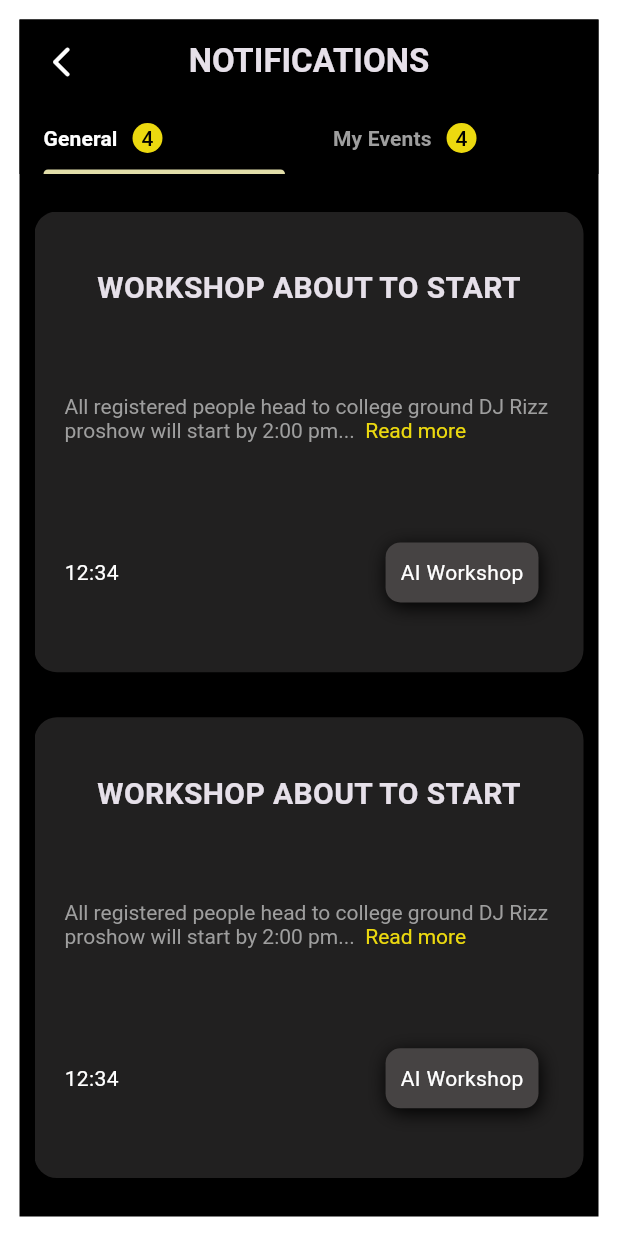
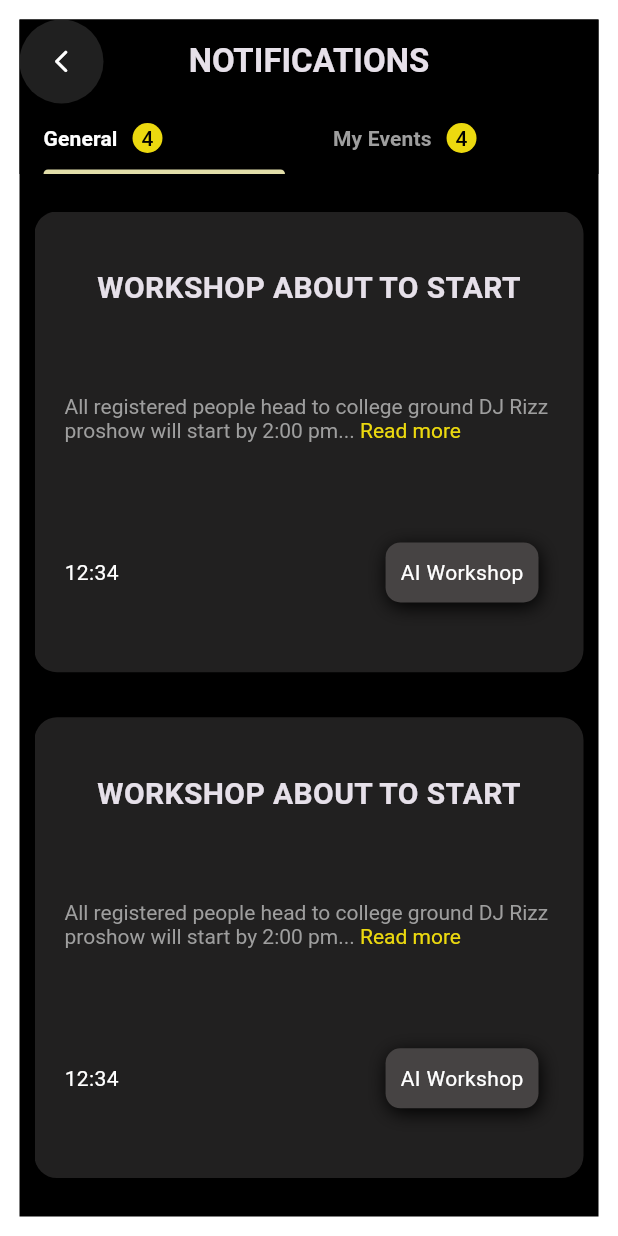
Before and after one commit to angathjr/Hestia-23, a Flutter app: the NotificationScreen screen opened directly, on a phone screen of 412 x 824 dp. Run offline on Flutter 3.47's test engine with Material 2 defaults, Android fonts, the phone set to English and light mode, and no system bars; our stand-ins replace carousel_slider, firebase_core, firebase_messaging, get, get_storage, google_fonts and 1 more; accounts and stored records are empty; network calls fail; Roboto replaces fonts that are missing (Questrial).

Commit message:
notification screen two completed

```diff
--- a/lib/home/views/notification_screen.dart
+++ /dev/null
@@ -1,274 +0,0 @@
-import 'package:flutter/material.dart';
-import 'package:flutter/src/widgets/framework.dart';
-import 'package:google_fonts/google_fonts.dart';
-
-class NotificationScreen extends StatelessWidget {
-  const NotificationScreen({super.key});
-
-  final style1 = const TextStyle(
-    fontWeight: FontWeight.bold,
-  );
-  final style2 = const TextStyle(
-    fontSize: 20,
-    fontWeight: FontWeight.bold,
-  );
-  @override
-  Widget build(BuildContext context) {
-    final h = MediaQuery.of(context).size.height -
-        MediaQuery.of(context).padding.top -
-        kToolbarHeight;
-    return DefaultTabController(
-      length: 2,
-      child: Padding(
-        padding: const EdgeInsets.all(13.0),
-        child: Scaffold(
-          appBar: AppBar(
-            leading: IconButton(
-              icon: const Icon(Icons.arrow_back_ios_new_rounded),
-              color: Colors.white,
-              onPressed: () {},
-            ),
-            centerTitle: true,
-            bottom: TabBar(
-              labelColor: Colors.white,
-              indicatorWeight: 1,
-              indicatorSize: TabBarIndicatorSize.label,
-              unselectedLabelColor: Colors.grey,
-              indicatorColor: const Color.fromARGB(255, 226, 222, 169),
-              dividerColor: Colors.transparent,
-              tabs: [
-                Tab(
-                  child: Row(
-                    mainAxisAlignment: MainAxisAlignment.start,
-                    children: [
-                      Text(
-                        'General',
-                        style: GoogleFonts.questrial(textStyle: style1),
-                      ),
-                      const SizedBox(
-                        width: 10,
-                      ),
-                      Container(
-                        width: 20,
-                        decoration: const BoxDecoration(
-                            shape: BoxShape.circle,
-                            color: Color.fromARGB(255, 236, 217, 15)),
-                        child: const Center(
-                            child: Text(
-                          '${4}',
-                          style: TextStyle(color: Colors.black),
-                        )),
-                      )
-                    ],
-                  ),
-                ),
-                Tab(
-                    child: Row(
-                  mainAxisAlignment: MainAxisAlignment.start,
-                  children: [
-                    Text(
-                      'My Events',
-                      style: GoogleFonts.questrial(textStyle: style1),
-                    ),
-                    const SizedBox(
-                      width: 10,
-                    ),
-                    Container(
-                      width: 20,
-                      decoration: const BoxDecoration(
-                          shape: BoxShape.circle,
-                          color: Color.fromARGB(255, 236, 217, 15)),
-                      child: const Center(
-                          child: Text(
-                        '${4}',
-                        style: TextStyle(color: Colors.black),
-                      )),
-                    )
-                  ],
-                )),
-              ],
-            ),
-            title: Text(
-              'NOTIFICATIONS',
-              style: GoogleFonts.questrial(textStyle: style1),
-            ),
-          ),
-          body: Padding(
-            padding:
-                const EdgeInsets.only(top: 25, left: 10, right: 10, bottom: 10),
-            child: TabBarView(
-              children: [
-                ListView.separated(
-                  separatorBuilder: (context, index) {
-                    return const Divider(
-                      height: 30,
-                      color: Colors.transparent,
-                    );
-                  },
-                  itemCount: 6,
-                  itemBuilder: (BuildContext context, int index) {
-                    return Container(
-                      decoration: BoxDecoration(
-                          borderRadius: BorderRadius.circular(15),
-                          color: const Color.fromARGB(255, 33, 32, 32)),
-                      height: h * 0.4,
-                      child: Column(
-                        mainAxisAlignment: MainAxisAlignment.spaceEvenly,
-                        children: [
-                          Padding(
-                            padding: const EdgeInsets.all(20),
-                            child: Text(
-                              'WORKSHOP ABOUT TO START',
-                              style: GoogleFonts.questrial(textStyle: style2),
-                            ),
-                          ),
-                          Padding(
-                            padding: const EdgeInsets.all(20),
-                            child: RichText(
-                              text: const TextSpan(
-                                text:
-                                    "All registered people head to college ground DJ Rizz proshow will start by 2:00 pm... ",
-                                style: TextStyle(
-                                  color: Colors.grey,
-                                ),
-                                children: <TextSpan>[
-                                  TextSpan(
-                                      text: ' Read more',
-                                      style: TextStyle(
-                                          color: Color.fromARGB(
-                                              255, 236, 217, 15))),
-                                ],
-                              ),
-                            ),
-                          ),
-                          Padding(
-                            padding: const EdgeInsets.all(20),
-                            child: Row(
-                              mainAxisAlignment: MainAxisAlignment.spaceBetween,
-                              children: [
-                                const Text(
-                                  '12:34',
-                                  style: TextStyle(color: Colors.white),
-                                ),
-                                Container(
-                                  margin: const EdgeInsets.all(10),
-                                  padding: const EdgeInsets.all(10),
-                                  alignment: Alignment.center,
-                                  decoration: const BoxDecoration(
-                                      color: Color.fromARGB(255, 70, 67, 67),
-                                      borderRadius: BorderRadius.all(
-                                          Radius.circular(
-                                              10.0)), // Set rounded corner radius
-                                      boxShadow: [
-                                        BoxShadow(
-                                            blurRadius: 10,
-                                            color: Colors.black,
-                                            offset: Offset(1, 3))
-                                      ] // Make rounded corner of border
-                                      ),
-                                  child: Text(
-                                    "AI Workshop",
-                                    style: GoogleFonts.questrial(
-                                        textStyle: const TextStyle(
-                                            color: Colors.white)),
-                                  ),
-                                )
-                              ],
-                            ),
-                          )
-                        ],
-                      ),
-                    );
-                  },
-                ),
-                ListView.separated(
-                  separatorBuilder: (context, index) {
-                    return const Divider(
-                      height: 30,
-                      color: Colors.transparent,
-                    );
-                  },
-                  itemCount: 6,
-                  itemBuilder: (BuildContext context, int index) {
-                    return Container(
-                      decoration: BoxDecoration(
-                          borderRadius: BorderRadius.circular(15),
-                          color: const Color.fromARGB(255, 33, 32, 32)),
-                      height: h * 0.4,
-                      child: Column(
-                        mainAxisAlignment: MainAxisAlignment.spaceEvenly,
-                        children: [
-                          Padding(
-                            padding: const EdgeInsets.all(20),
-                            child: Text(
-                              'WORKSHOP ABOUT TO START',
-                              style: GoogleFonts.questrial(textStyle: style2),
-                            ),
-                          ),
-                          Padding(
-                            padding: const EdgeInsets.all(20),
-                            child: RichText(
-                              text: const TextSpan(
-                                text:
-                                    "All registered people head to college ground DJ Rizz proshow will start by 2:00 pm... ",
-                                style: TextStyle(
-                                  color: Colors.grey,
-                                ),
-                                children: <TextSpan>[
-                                  TextSpan(
-                                      text: ' Read more',
-                                      style: TextStyle(
-                                          color: Color.fromARGB(
-                                              255, 236, 217, 15))),
-                                ],
-                              ),
-                            ),
-                          ),
-                          Padding(
-                            padding: const EdgeInsets.all(20),
-                            child: Row(
-                              mainAxisAlignment: MainAxisAlignment.spaceBetween,
-                              children: [
-                                const Text(
-                                  '12:34',
-                                  style: TextStyle(color: Colors.white),
-                                ),
-                                Container(
-                                  margin: const EdgeInsets.all(10),
-                                  padding: const EdgeInsets.all(10),
-                                  alignment: Alignment.center,
-                                  decoration: const BoxDecoration(
-                                      color: Color.fromARGB(255, 70, 67, 67),
-                                      borderRadius: BorderRadius.all(
-                                          Radius.circular(
-                                              10.0)), // Set rounded corner radius
-                                      boxShadow: [
-                                        BoxShadow(
-                                            blurRadius: 10,
-                                            color: Colors.black,
-                                            offset: Offset(1, 3))
-                                      ] // Make rounded corner of border
-                                      ),
-                                  child: Text(
-                                    "AI Workshop",
-                                    style: GoogleFonts.questrial(
-                                        textStyle: const TextStyle(
-                                            color: Colors.white)),
-                                  ),
-                                )
-                              ],
-                            ),
-                          )
-                        ],
-                      ),
-                    );
-                  },
-                )
-              ],
-            ),
-          ),
-        ),
-      ),
-    );
-  }
-}
--- /dev/null
+++ b/lib/home/views/notifications/notification_screen.dart
@@ -0,0 +1,263 @@
+import 'package:flutter/material.dart';
+import 'package:flutter/src/widgets/framework.dart';
+import 'package:google_fonts/google_fonts.dart';
+
+import '../../../core/widgets/back_button_widget.dart';
+
+class NotificationScreen extends StatelessWidget {
+  const NotificationScreen({super.key});
+
+  final style1 = const TextStyle(
+    fontWeight: FontWeight.bold,
+  );
+  final style2 = const TextStyle(
+    fontSize: 20,
+    fontWeight: FontWeight.bold,
+  );
+  @override
+  Widget build(BuildContext context) {
+    final h = MediaQuery.of(context).size.height -
+        MediaQuery.of(context).padding.top -
+        kToolbarHeight;
+    return DefaultTabController(
+      length: 2,
+      child: Padding(
+        padding: const EdgeInsets.all(13.0),
+        child: Scaffold(
+          appBar: AppBar(
+            leading:
+                InkWell(onTap: () => null, child: const BackButtonWidget()),
+            centerTitle: true,
+            bottom: TabBar(
+              labelColor: Colors.white,
+              indicatorWeight: 1,
+              indicatorSize: TabBarIndicatorSize.label,
+              unselectedLabelColor: Colors.grey,
+              indicatorColor: const Color.fromARGB(255, 226, 222, 169),
+              dividerColor: Colors.transparent,
+              tabs: [
+                Tab(
+                  child: Row(
+                    mainAxisAlignment: MainAxisAlignment.start,
+                    children: [
+                      Text(
+                        'General',
+                        style: GoogleFonts.questrial(textStyle: style1),
+                      ),
+                      const SizedBox(
+                        width: 10,
+                      ),
+                      Container(
+                        width: 20,
+                        decoration: const BoxDecoration(
+                            shape: BoxShape.circle,
+                            color: Color.fromARGB(255, 236, 217, 15)),
+                        child: const Center(
+                            child: Text(
+                          '${4}',
+                          style: TextStyle(color: Colors.black),
+                        )),
+                      )
+                    ],
+                  ),
+                ),
+                Tab(
+                    child: Row(
+                  mainAxisAlignment: MainAxisAlignment.start,
+                  children: [
+                    Text(
+                      'My Events',
+                      style: GoogleFonts.questrial(textStyle: style1),
+                    ),
+                    const SizedBox(
+                      width: 10,
+                    ),
+                    Container(
+                      width: 20,
+                      decoration: const BoxDecoration(
+                          shape: BoxShape.circle,
+                          color: Color.fromARGB(255, 236, 217, 15)),
+                      child: const Center(
+                          child: Text(
+                        '${4}',
+                        style: TextStyle(color: Colors.black),
+                      )),
+                    )
+                  ],
+                )),
+              ],
+            ),
+            title: Text(
+              'NOTIFICATIONS',
+              style: GoogleFonts.questrial(textStyle: style1),
+            ),
+          ),
+          body: Padding(
+            padding:
+                const EdgeInsets.only(top: 25, left: 10, right: 10, bottom: 10),
+            child: TabBarView(
+              children: [
+                ListView.builder(
+                  itemCount: 6,
+                  itemBuilder: (BuildContext context, int index) {
+                    return Container(
+                      margin: const EdgeInsets.only(bottom: 30),
+                      decoration: BoxDecoration(
+                          borderRadius: BorderRadius.circular(15),
+                          color: const Color.fromARGB(255, 33, 32, 32)),
+                      height: h * 0.4,
+                      child: Column(
+                        mainAxisAlignment: MainAxisAlignment.spaceEvenly,
+                        children: [
+                          Padding(
+                            padding: const EdgeInsets.all(20),
+                            child: Text(
+                              'WORKSHOP ABOUT TO START',
+                              style: GoogleFonts.questrial(textStyle: style2),
+                            ),
+                          ),
+                          Padding(
+                            padding: const EdgeInsets.all(20),
+                            child: RichText(
+                              text: const TextSpan(
+                                text:
+                                    "All registered people head to college ground DJ Rizz proshow will start by 2:00 pm...",
+                                style: TextStyle(
+                                  color: Colors.grey,
+                                ),
+                                children: <TextSpan>[
+                                  TextSpan(
+                                      text: ' Read more',
+                                      style: TextStyle(
+                                          color: Color.fromARGB(
+                                              255, 236, 217, 15))),
+                                ],
+                              ),
+                            ),
+                          ),
+                          Padding(
+                            padding: const EdgeInsets.all(20),
+                            child: Row(
+                              mainAxisAlignment: MainAxisAlignment.spaceBetween,
+                              children: [
+                                const Text(
+                                  '12:34',
+                                  style: TextStyle(color: Colors.white),
+                                ),
+                                Container(
+                                  margin: const EdgeInsets.all(10),
+                                  padding: const EdgeInsets.all(10),
+                                  alignment: Alignment.center,
+                                  decoration: const BoxDecoration(
+                                      color: Color.fromARGB(255, 70, 67, 67),
+                                      borderRadius: BorderRadius.all(
+                                          Radius.circular(
+                                              10.0)), // Set rounded corner radius
+                                      boxShadow: [
+                                        BoxShadow(
+                                            blurRadius: 10,
+                                            color: Colors.black,
+                                            offset: Offset(1, 3))
+                                      ] // Make rounded corner of border
+                                      ),
+                                  child: Text(
+                                    "AI Workshop",
+                                    style: GoogleFonts.questrial(
+                                        textStyle: const TextStyle(
+                                            color: Colors.white)),
+                                  ),
+                                )
+                              ],
+                            ),
+                          )
+                        ],
+                      ),
+                    );
+                  },
+                ),
+                ListView.builder(
+                  itemCount: 6,
+                  itemBuilder: (BuildContext context, int index) {
+                    return Container(
+                      margin: const EdgeInsets.only(bottom: 30),
+                      decoration: BoxDecoration(
+                          borderRadius: BorderRadius.circular(15),
+                          color: const Color.fromARGB(255, 33, 32, 32)),
+                      height: h * 0.4,
+                      child: Column(
+                        mainAxisAlignment: MainAxisAlignment.spaceEvenly,
+                        children: [
+                          Padding(
+                            padding: const EdgeInsets.all(20),
+                            child: Text(
+                              'WORKSHOP ABOUT TO START',
+                              style: GoogleFonts.questrial(textStyle: style2),
+                            ),
+                          ),
+                          Padding(
+                            padding: const EdgeInsets.all(20),
+                            child: RichText(
+                              text: const TextSpan(
+                                text:
+                                    "All registered people head to college ground DJ Rizz proshow will start by 2:00 pm...",
+                                style: TextStyle(
+                                  color: Colors.grey,
+                                ),
+                                children: <TextSpan>[
+                                  TextSpan(
+                                      text: ' Read more',
+                                      style: TextStyle(
+                                          color: Color.fromARGB(
+                                              255, 236, 217, 15))),
+                                ],
+                              ),
+                            ),
+                          ),
+                          Padding(
+                            padding: const EdgeInsets.all(20),
+                            child: Row(
+                              mainAxisAlignment: MainAxisAlignment.spaceBetween,
+                              children: [
+                                const Text(
+                                  '12:34',
+                                  style: TextStyle(color: Colors.white),
+                                ),
+                                Container(
+                                  margin: const EdgeInsets.all(10),
+                                  padding: const EdgeInsets.all(10),
+                                  alignment: Alignment.center,
+                                  decoration: const BoxDecoration(
+                                      color: Color.fromARGB(255, 70, 67, 67),
+                                      borderRadius: BorderRadius.all(
+                                          Radius.circular(
+                                              10.0)), // Set rounded corner radius
+                                      boxShadow: [
+                                        BoxShadow(
+                                            blurRadius: 10,
+                                            color: Colors.black,
+                                            offset: Offset(1, 3))
+                                      ] // Make rounded corner of border
+                                      ),
+                                  child: Text(
+                                    "AI Workshop",
+                                    style: GoogleFonts.questrial(
+                                        textStyle: const TextStyle(
+                                            color: Colors.white)),
+                                  ),
+                                )
+                              ],
+                            ),
+                          ),
+                        ],
+                      ),
+                    );
+                  },
+                )
+              ],
+            ),
+          ),
+        ),
+      ),
+    );
+  }
+}
--- a/lib/main.dart
+++ b/lib/main.dart
@@ -8,7 +8,7 @@ import 'package:hestia_23/Schedule/views/Schedule.dart';
 import 'package:hestia_23/events/views/event_details_screen.dart';
 import 'package:hestia_23/events/views/events_screen.dart';
 import 'package:hestia_23/home/views/leaderboard_card.dart';
-import 'package:hestia_23/home/views/notification_screen.dart';
+
 import 'package:hestia_23/navbar/views/navbar_screen.dart';
 import 'package:hestia_23/profile/views/profile_screen.dart';
 import 'package:hestia_23/profile/views/profile_completion_screen.dart';
@@ -16,6 +16,8 @@ import 'package:hestia_23/testscreen.dart';
 import 'auth/views/login_screen.dart';
 import 'getx_di.dart';
 import './home/views/home_screen.dart';
+import 'home/views/notifications/notification_screen.dart';
+import 'home/views/notifications/notification_screen_two.dart';
 
 Future<void> _firebaseMessagingBackgroundHandler(RemoteMessage message) async {
   await Firebase.initializeApp();
@@ -53,7 +55,7 @@ class MyApp extends StatelessWidget {
           brightness: Brightness.dark,
           scaffoldBackgroundColor: Colors.black,
           appBarTheme: const AppBarTheme(color: Colors.black)),
-      // home: NavBarPage(),
+      //home: NotificationScreen(),
       getPages: [
         GetPage(
             name: '/',
--- a/lib/navbar/views/navbar_screen.dart
+++ b/lib/navbar/views/navbar_screen.dart
@@ -6,7 +6,7 @@ import 'package:hestia_23/events/views/events_screen.dart';
 import 'package:hestia_23/home/views/home_screen.dart';
 import 'package:hestia_23/profile/views/profile_screen.dart';
 
-import '../../home/views/notification_screen.dart';
+import '../../home/views/notifications/notification_screen.dart';
 import '../controllers/navbar_controller.dart';
 
 class NavBarPage extends StatelessWidget {
```
Also changed, not shown: .dart_tool 3/dartpad/web_plugin_registrant.dart (added, +20 -0 lines), .dart_tool 3/flutter_build/ae19b25ccb2dfe61a784f216b936f796/outputs.json (added, +1 -0 lines), .dart_tool 3/flutter_build/dart_plugin_registrant.dart (added, +99 -0 lines), lib/home/views/notifications/notification_screen_two.dart (added, +85 -0 lines), 10 other files.
